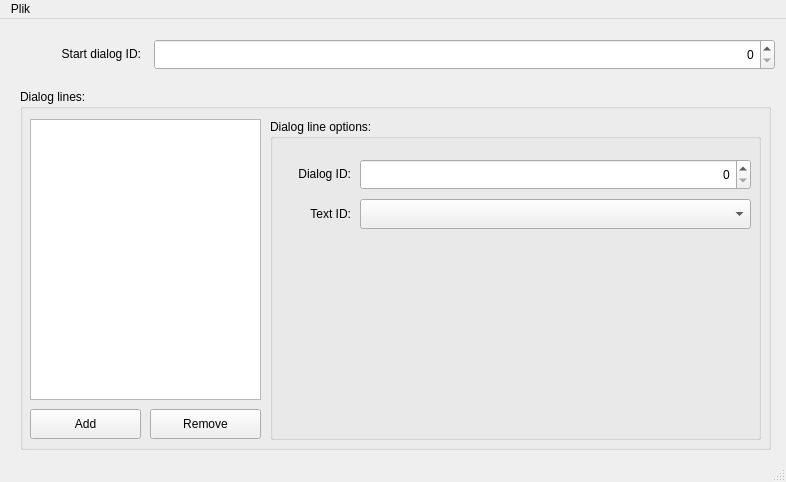
JakimPL/Roguelike, file forms/dialogeditor.ui: the form before one commit.
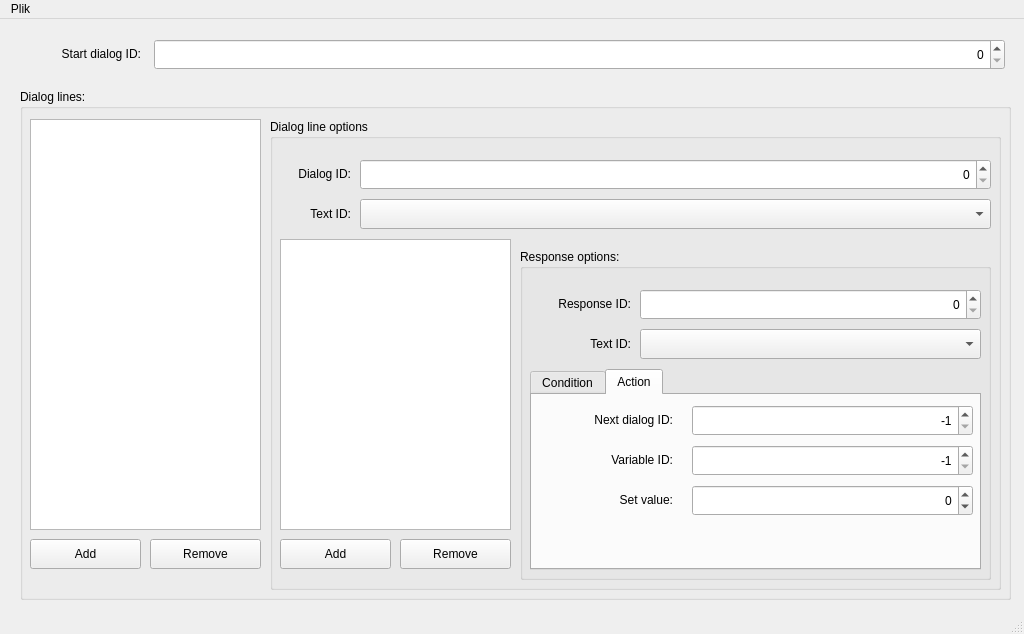
The form after the commit. The open tabs and pages were chosen to show the change.

Commit message: Extended: dialog editor form

The edit to the form file:
```diff
--- a/forms/dialogeditor.ui
+++ b/forms/dialogeditor.ui
@@ -6,8 +6,8 @@
    <rect>
     <x>0</x>
     <y>0</y>
-    <width>786</width>
-    <height>482</height>
+    <width>1024</width>
+    <height>634</height>
    </rect>
   </property>
   <property name="windowTitle">
@@ -19,7 +19,7 @@
      <rect>
       <x>154</x>
       <y>20</y>
-      <width>621</width>
+      <width>851</width>
       <height>31</height>
      </rect>
     </property>
@@ -51,8 +51,8 @@
      <rect>
       <x>20</x>
       <y>70</y>
-      <width>751</width>
-      <height>361</height>
+      <width>991</width>
+      <height>511</height>
      </rect>
     </property>
     <property name="title">
@@ -64,7 +64,7 @@
        <x>10</x>
        <y>30</y>
        <width>231</width>
-       <height>281</height>
+       <height>411</height>
       </rect>
      </property>
     </widget>
@@ -73,12 +73,12 @@
       <rect>
        <x>250</x>
        <y>30</y>
-       <width>491</width>
-       <height>321</height>
+       <width>731</width>
+       <height>471</height>
       </rect>
      </property>
      <property name="title">
-      <string>Dialog line options:</string>
+      <string>Dialog line options</string>
      </property>
      <widget class="QLabel" name="dialogIDLabel">
       <property name="geometry">
@@ -101,7 +101,7 @@
        <rect>
         <x>90</x>
         <y>40</y>
-        <width>391</width>
+        <width>631</width>
         <height>31</height>
        </rect>
       </property>
@@ -133,17 +133,367 @@
        <rect>
         <x>90</x>
         <y>80</y>
-        <width>391</width>
+        <width>631</width>
         <height>30</height>
        </rect>
       </property>
      </widget>
+     <widget class="QListWidget" name="responsesList">
+      <property name="geometry">
+       <rect>
+        <x>10</x>
+        <y>120</y>
+        <width>231</width>
+        <height>291</height>
+       </rect>
+      </property>
+     </widget>
+     <widget class="QPushButton" name="addResponseButton">
+      <property name="geometry">
+       <rect>
+        <x>10</x>
+        <y>420</y>
+        <width>111</width>
+        <height>30</height>
+       </rect>
+      </property>
+      <property name="text">
+       <string>Add</string>
+      </property>
+     </widget>
+     <widget class="QPushButton" name="removeResponseButton">
+      <property name="geometry">
+       <rect>
+        <x>130</x>
+        <y>420</y>
+        <width>111</width>
+        <height>30</height>
+       </rect>
+      </property>
+      <property name="text">
+       <string>Remove</string>
+      </property>
+     </widget>
+     <widget class="QGroupBox" name="groupBox">
+      <property name="geometry">
+       <rect>
+        <x>250</x>
+        <y>130</y>
+        <width>471</width>
+        <height>331</height>
+       </rect>
+      </property>
+      <property name="title">
+       <string>Response options:</string>
+      </property>
+      <widget class="QLabel" name="responseTextIDLabel">
+       <property name="geometry">
+        <rect>
+         <x>10</x>
+         <y>80</y>
+         <width>101</width>
+         <height>30</height>
+        </rect>
+       </property>
+       <property name="text">
+        <string>Text ID:</string>
+       </property>
+       <property name="alignment">
+        <set>Qt::AlignRight|Qt::AlignTrailing|Qt::AlignVCenter</set>
+       </property>
+      </widget>
+      <widget class="QLabel" name="responseIDLabel">
+       <property name="geometry">
+        <rect>
+         <x>10</x>
+         <y>40</y>
+         <width>101</width>
+         <height>30</height>
+        </rect>
+       </property>
+       <property name="text">
+        <string>Response ID:</string>
+       </property>
+       <property name="alignment">
+        <set>Qt::AlignRight|Qt::AlignTrailing|Qt::AlignVCenter</set>
+       </property>
+      </widget>
+      <widget class="QSpinBox" name="responseIDBox">
+       <property name="geometry">
+        <rect>
+         <x>120</x>
+         <y>40</y>
+         <width>341</width>
+         <height>31</height>
+        </rect>
+       </property>
+       <property name="alignment">
+        <set>Qt::AlignRight|Qt::AlignTrailing|Qt::AlignVCenter</set>
+       </property>
+       <property name="maximum">
+        <number>999999999</number>
+       </property>
+      </widget>
+      <widget class="QComboBox" name="responseTextIDBox">
+       <property name="geometry">
+        <rect>
+         <x>120</x>
+         <y>80</y>
+         <width>341</width>
+         <height>30</height>
+        </rect>
+       </property>
+      </widget>
+      <widget class="QTabWidget" name="responseWidget">
+       <property name="geometry">
+        <rect>
+         <x>10</x>
+         <y>120</y>
+         <width>451</width>
+         <height>201</height>
+        </rect>
+       </property>
+       <property name="currentIndex">
+        <number>0</number>
+       </property>
+       <widget class="QWidget" name="conditionTab">
+        <attribute name="title">
+         <string>Condition</string>
+        </attribute>
+        <widget class="QLabel" name="variableIDLabel">
+         <property name="geometry">
+          <rect>
+           <x>40</x>
+           <y>10</y>
+           <width>101</width>
+           <height>30</height>
+          </rect>
+         </property>
+         <property name="text">
+          <string>Variable ID:</string>
+         </property>
+         <property name="alignment">
+          <set>Qt::AlignRight|Qt::AlignTrailing|Qt::AlignVCenter</set>
+         </property>
+        </widget>
+        <widget class="QSpinBox" name="variableIDBox">
+         <property name="geometry">
+          <rect>
+           <x>160</x>
+           <y>10</y>
+           <width>281</width>
+           <height>31</height>
+          </rect>
+         </property>
+         <property name="alignment">
+          <set>Qt::AlignRight|Qt::AlignTrailing|Qt::AlignVCenter</set>
+         </property>
+         <property name="maximum">
+          <number>999999999</number>
+         </property>
+        </widget>
+        <widget class="QLabel" name="comparisonLabel">
+         <property name="geometry">
+          <rect>
+           <x>40</x>
+           <y>50</y>
+           <width>101</width>
+           <height>30</height>
+          </rect>
+         </property>
+         <property name="text">
+          <string>Comparison:</string>
+         </property>
+         <property name="alignment">
+          <set>Qt::AlignRight|Qt::AlignTrailing|Qt::AlignVCenter</set>
+         </property>
+        </widget>
+        <widget class="QComboBox" name="comparisonBox">
+         <property name="geometry">
+          <rect>
+           <x>160</x>
+           <y>50</y>
+           <width>281</width>
+           <height>30</height>
+          </rect>
+         </property>
+        </widget>
+        <widget class="QCheckBox" name="compareValueBox">
+         <property name="geometry">
+          <rect>
+           <x>230</x>
+           <y>130</y>
+           <width>211</width>
+           <height>28</height>
+          </rect>
+         </property>
+         <property name="layoutDirection">
+          <enum>Qt::RightToLeft</enum>
+         </property>
+         <property name="text">
+          <string>Compare with a raw value:</string>
+         </property>
+        </widget>
+        <widget class="QLabel" name="targetLabel">
+         <property name="geometry">
+          <rect>
+           <x>10</x>
+           <y>90</y>
+           <width>131</width>
+           <height>30</height>
+          </rect>
+         </property>
+         <property name="text">
+          <string>Target Variable ID:</string>
+         </property>
+         <property name="alignment">
+          <set>Qt::AlignRight|Qt::AlignTrailing|Qt::AlignVCenter</set>
+         </property>
+        </widget>
+        <widget class="QSpinBox" name="targetBox">
+         <property name="geometry">
+          <rect>
+           <x>160</x>
+           <y>90</y>
+           <width>281</width>
+           <height>31</height>
+          </rect>
+         </property>
+         <property name="alignment">
+          <set>Qt::AlignRight|Qt::AlignTrailing|Qt::AlignVCenter</set>
+         </property>
+         <property name="maximum">
+          <number>999999999</number>
+         </property>
+        </widget>
+       </widget>
+       <widget class="QWidget" name="ActionTab">
+        <attribute name="title">
+         <string>Action</string>
+        </attribute>
+        <widget class="QLabel" name="nextDialogIDLabel">
+         <property name="geometry">
+          <rect>
+           <x>10</x>
+           <y>10</y>
+           <width>131</width>
+           <height>30</height>
+          </rect>
+         </property>
+         <property name="text">
+          <string>Next dialog ID:</string>
+         </property>
+         <property name="alignment">
+          <set>Qt::AlignRight|Qt::AlignTrailing|Qt::AlignVCenter</set>
+         </property>
+        </widget>
+        <widget class="QSpinBox" name="nextDialogIDBox">
+         <property name="geometry">
+          <rect>
+           <x>160</x>
+           <y>10</y>
+           <width>281</width>
+           <height>31</height>
+          </rect>
+         </property>
+         <property name="alignment">
+          <set>Qt::AlignRight|Qt::AlignTrailing|Qt::AlignVCenter</set>
+         </property>
+         <property name="minimum">
+          <number>-1</number>
+         </property>
+         <property name="maximum">
+          <number>999999999</number>
+         </property>
+         <property name="value">
+          <number>-1</number>
+         </property>
+        </widget>
+        <widget class="QLabel" name="globalVariableIDLabel">
+         <property name="geometry">
+          <rect>
+           <x>40</x>
+           <y>50</y>
+           <width>101</width>
+           <height>30</height>
+          </rect>
+         </property>
+         <property name="text">
+          <string>Variable ID:</string>
+         </property>
+         <property name="alignment">
+          <set>Qt::AlignRight|Qt::AlignTrailing|Qt::AlignVCenter</set>
+         </property>
+        </widget>
+        <widget class="QSpinBox" name="globalVariableIDBox">
+         <property name="geometry">
+          <rect>
+           <x>160</x>
+           <y>50</y>
+           <width>281</width>
+           <height>31</height>
+          </rect>
+         </property>
+         <property name="alignment">
+          <set>Qt::AlignRight|Qt::AlignTrailing|Qt::AlignVCenter</set>
+         </property>
+         <property name="minimum">
+          <number>-1</number>
+         </property>
+         <property name="maximum">
+          <number>999999999</number>
+         </property>
+         <property name="value">
+          <number>-1</number>
+         </property>
+        </widget>
+        <widget class="QLabel" name="setValueLabel">
+         <property name="geometry">
+          <rect>
+           <x>40</x>
+           <y>90</y>
+           <width>101</width>
+           <height>30</height>
+          </rect>
+         </property>
+         <property name="text">
+          <string>Set value:</string>
+         </property>
+         <property name="alignment">
+          <set>Qt::AlignRight|Qt::AlignTrailing|Qt::AlignVCenter</set>
+         </property>
+        </widget>
+        <widget class="QSpinBox" name="setValueBox">
+         <property name="geometry">
+          <rect>
+           <x>160</x>
+           <y>90</y>
+           <width>281</width>
+           <height>31</height>
+          </rect>
+         </property>
+         <property name="alignment">
+          <set>Qt::AlignRight|Qt::AlignTrailing|Qt::AlignVCenter</set>
+         </property>
+         <property name="minimum">
+          <number>-999999999</number>
+         </property>
+         <property name="maximum">
+          <number>999999999</number>
+         </property>
+         <property name="value">
+          <number>0</number>
+         </property>
+        </widget>
+       </widget>
+      </widget>
+     </widget>
     </widget>
     <widget class="QPushButton" name="addButton">
      <property name="geometry">
       <rect>
        <x>10</x>
-       <y>320</y>
+       <y>450</y>
        <width>111</width>
        <height>30</height>
       </rect>
@@ -156,7 +506,7 @@
      <property name="geometry">
       <rect>
        <x>130</x>
-       <y>320</y>
+       <y>450</y>
        <width>111</width>
        <height>30</height>
       </rect>
@@ -172,7 +522,7 @@
     <rect>
      <x>0</x>
      <y>0</y>
-     <width>786</width>
+     <width>1024</width>
      <height>23</height>
     </rect>
    </property>
```
